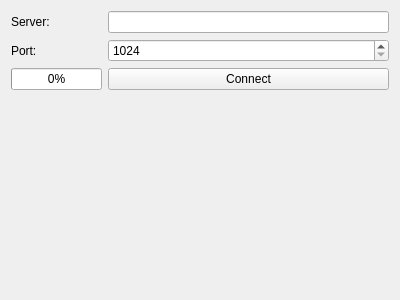
Qt form textshredder_gui/clientcontrolview.ui (mitchelkuijpers/TextShredder) before a commit.
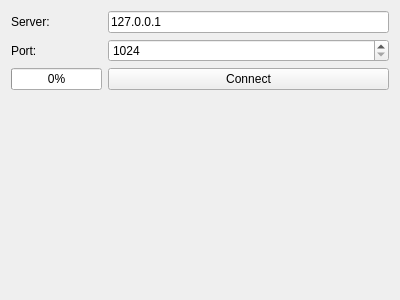
The same form after that commit.

The edit to the form file:
```diff
--- a/textshredder_gui/clientcontrolview.ui
+++ b/textshredder_gui/clientcontrolview.ui
@@ -24,7 +24,11 @@
       </widget>
      </item>
      <item row="0" column="1">
-      <widget class="QLineEdit" name="serverAdressLineEdit"/>
+      <widget class="QLineEdit" name="serverAdressLineEdit">
+       <property name="text">
+        <string>127.0.0.1</string>
+       </property>
+      </widget>
      </item>
      <item row="1" column="0">
       <widget class="QLabel" name="portLabel">
```
